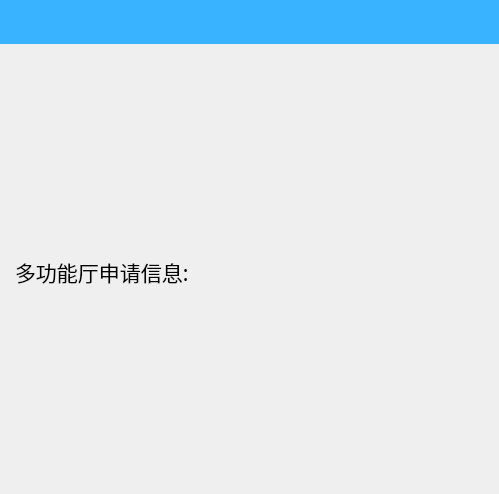
This is pages/RoomList.ui in wps139hf/app as Qt 5 draws it before an edit. The edited form follows.
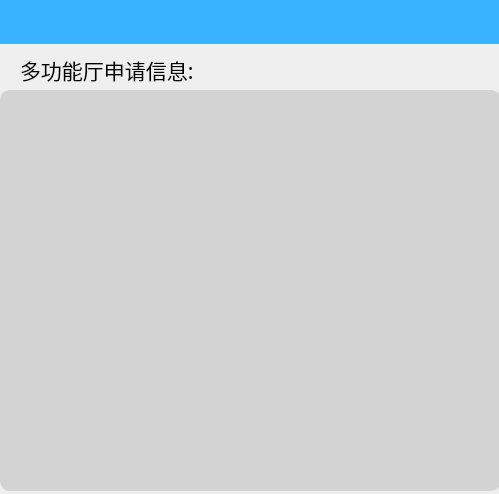
This is the edited form. Custom widgets are drawn as their Qt base class.

Commit message: 1.update login username input widget; 2.update assert query input widget; 3.update room list style.

The edit to the form file:
```diff
--- a/pages/RoomList.ui
+++ b/pages/RoomList.ui
@@ -13,21 +13,15 @@
   <property name="windowTitle">
    <string>Form</string>
   </property>
-  <layout class="QVBoxLayout" name="verticalLayout">
-   <property name="leftMargin">
-    <number>0</number>
-   </property>
-   <property name="topMargin">
-    <number>0</number>
-   </property>
-   <property name="rightMargin">
-    <number>0</number>
-   </property>
-   <property name="bottomMargin">
-    <number>0</number>
-   </property>
-   <item>
     <widget class="TitleBar" name="titleBar" native="true">
+   <property name="geometry">
+    <rect>
+     <x>0</x>
+     <y>0</y>
+     <width>499</width>
+     <height>44</height>
+    </rect>
+   </property>
      <property name="minimumSize">
       <size>
        <width>0</width>
@@ -44,21 +38,50 @@
       <string notr="true">background-color: rgb(57, 179, 255);</string>
      </property>
     </widget>
-   </item>
-   <item>
     <widget class="QLabel" name="label">
+   <property name="geometry">
+    <rect>
+     <x>0</x>
+     <y>50</y>
+     <width>194</width>
+     <height>40</height>
+    </rect>
+   </property>
+   <property name="minimumSize">
+    <size>
+     <width>0</width>
+     <height>40</height>
+    </size>
+   </property>
+   <property name="font">
+    <font>
+     <family>微软雅黑</family>
+     <pointsize>16</pointsize>
+    </font>
+   </property>
      <property name="styleSheet">
-      <string notr="true">font-family:Microsoft YaHei;
-font-size:16pt;
-padding-left:10px;
-background-color:transparent;</string>
+    <string notr="true">background-color: transparent;
+padding-left:15px;</string>
      </property>
      <property name="text">
       <string>多功能厅申请信息:</string>
      </property>
     </widget>
-   </item>
-  </layout>
+  <widget class="QWidget" name="tray" native="true">
+   <property name="geometry">
+    <rect>
+     <x>0</x>
+     <y>90</y>
+     <width>501</width>
+     <height>401</height>
+    </rect>
+   </property>
+   <property name="styleSheet">
+    <string notr="true">background-color: rgb(211, 211, 211);
+border:1px solid rgb(211, 211, 211);
+border-radius:10px</string>
+   </property>
+  </widget>
  </widget>
  <customwidgets>
   <customwidget>
```
Lines whose indentation alone changed are shown as unchanged. The commit also changes 6 other files.
